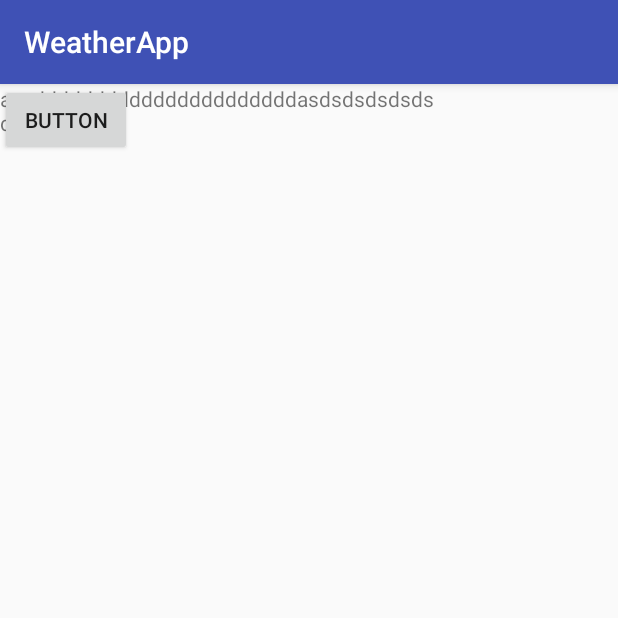
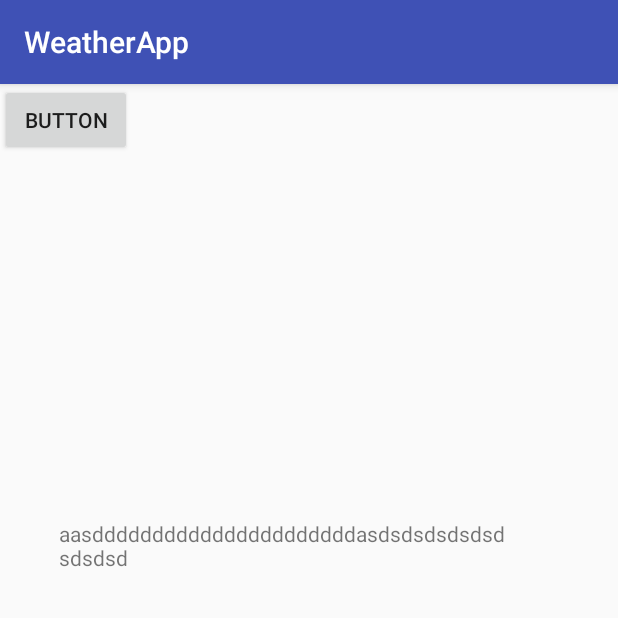
Before and after one commit to xBjorn/WeatherApp, an Android app: the screen it shows after launch (MainActivity), after a tap on "BUTTON", on a phone screen of 412 x 824 dp, the top half of it. Run offline under Robolectric (Android 15) with nearby library versions, the phone set to English and light mode, and no system bars.

Commit message:
Added constraints to textview

```diff
--- a/App/app/src/main/res/layout/activity_main.xml
+++ b/App/app/src/main/res/layout/activity_main.xml
@@ -17,9 +17,15 @@
 
     <TextView
         android:id="@+id/test"
-        android:layout_width="296dp"
-        android:layout_height="123dp"
-        tools:layout_editor_absoluteX="35dp"
-        tools:layout_editor_absoluteY="158dp" />
+        android:layout_width="304dp"
+        android:layout_height="76dp"
+        android:layout_marginBottom="266dp"
+        android:layout_marginEnd="55dp"
+        android:layout_marginStart="25dp"
+        android:layout_marginTop="105dp"
+        app:layout_constraintBottom_toBottomOf="parent"
+        app:layout_constraintEnd_toEndOf="parent"
+        app:layout_constraintStart_toStartOf="parent"
+        app:layout_constraintTop_toBottomOf="@+id/button2" />
 
 </android.support.constraint.ConstraintLayout>
```
